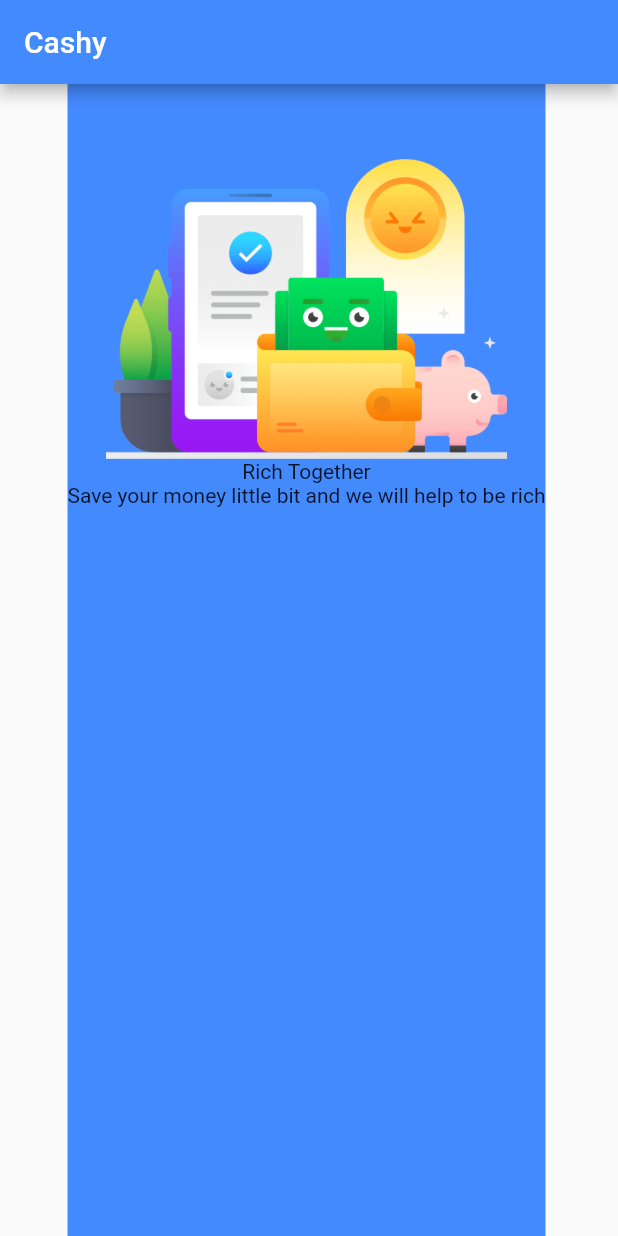
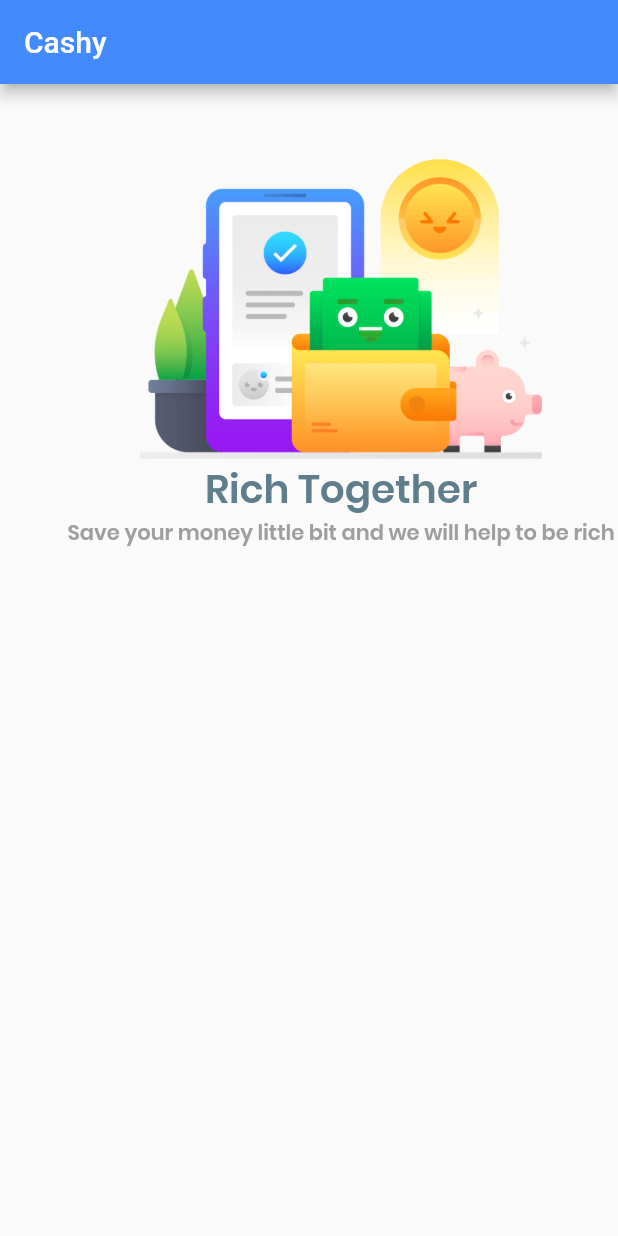
Before and after one commit to bayunugrraha/basicwidgets-flutter, a Flutter app: the screen it shows after launch, on a phone screen of 412 x 824 dp. Run offline on Flutter 3.47's test engine with Material 2 defaults, Android fonts, the phone set to English and light mode, and no system bars.

Commit message:
textstyle widget

```diff
--- /dev/null
+++ b/lib/font_style.dart
@@ -0,0 +1,7 @@
+import 'package:flutter/material.dart';
+
+TextStyle mainHeader =
+    TextStyle(fontSize: 26, color: Colors.blueGrey, fontFamily: 'Poppins');
+
+TextStyle subHeader =
+    TextStyle(fontSize: 14, color: Colors.grey, fontFamily: 'Poppins');
--- a/lib/main.dart
+++ b/lib/main.dart
@@ -1,4 +1,5 @@
 import 'package:flutter/material.dart';
+import 'font_style.dart';
 
 void main() {
   runApp(MyApp());
@@ -26,7 +27,6 @@ class MyApp extends StatelessWidget {
           ),
           body: SafeArea(
               child: Container(
-            color: Colors.blueAccent,
             margin: EdgeInsets.only(left: 45.0, top: 0, right: 0, bottom: 0),
             padding: EdgeInsets.only(left: 0, top: 50.0, right: 0, bottom: 0),
             child: Column(
@@ -35,8 +35,12 @@ class MyApp extends StatelessWidget {
                   image: AssetImage('assets/images/ic_payment.png'),
                   height: 200,
                 ),
-                Text("Rich Together"),
-                Text("Save your money little bit and we will help to be rich")
+                Text(
+                  "Rich Together",
+                  style: mainHeader,
+                ),
+                Text("Save your money little bit and we will help to be rich",
+                    style: subHeader)
               ],
             ),
           )),
--- a/pubspec.yaml
+++ b/pubspec.yaml
@@ -60,7 +60,7 @@ flutter:
   # list giving the asset and other descriptors for the font. For
   # example:
   fonts:
-    - family: Schyler
+    - family: Poppins
       fonts:
        - asset: assets/fonts/Poppins-SemiBold.ttf
   #       - asset: fonts/Schyler-Italic.ttf
```
